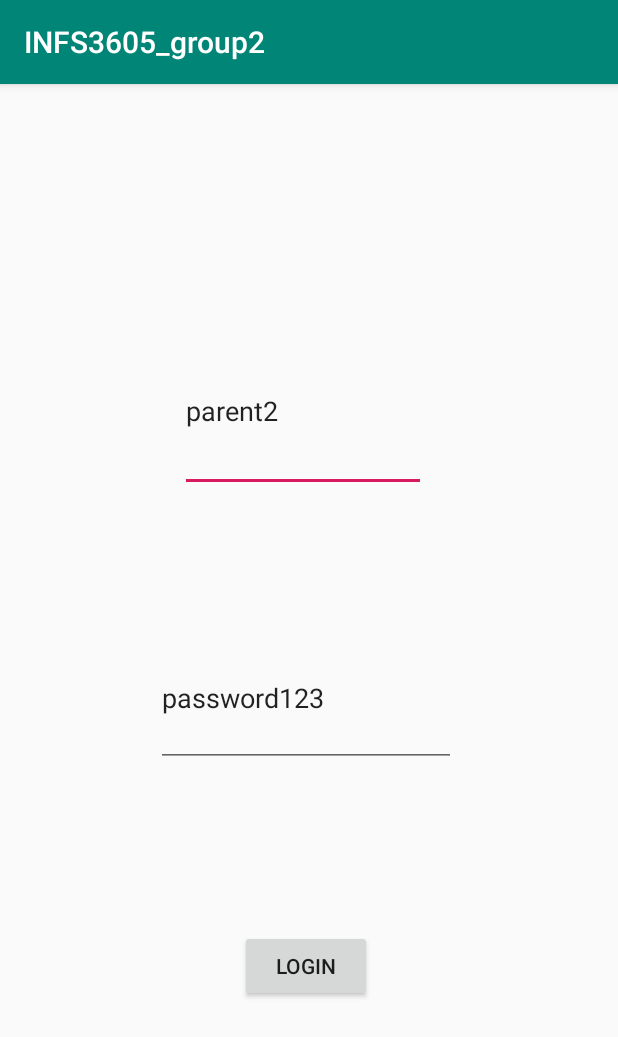
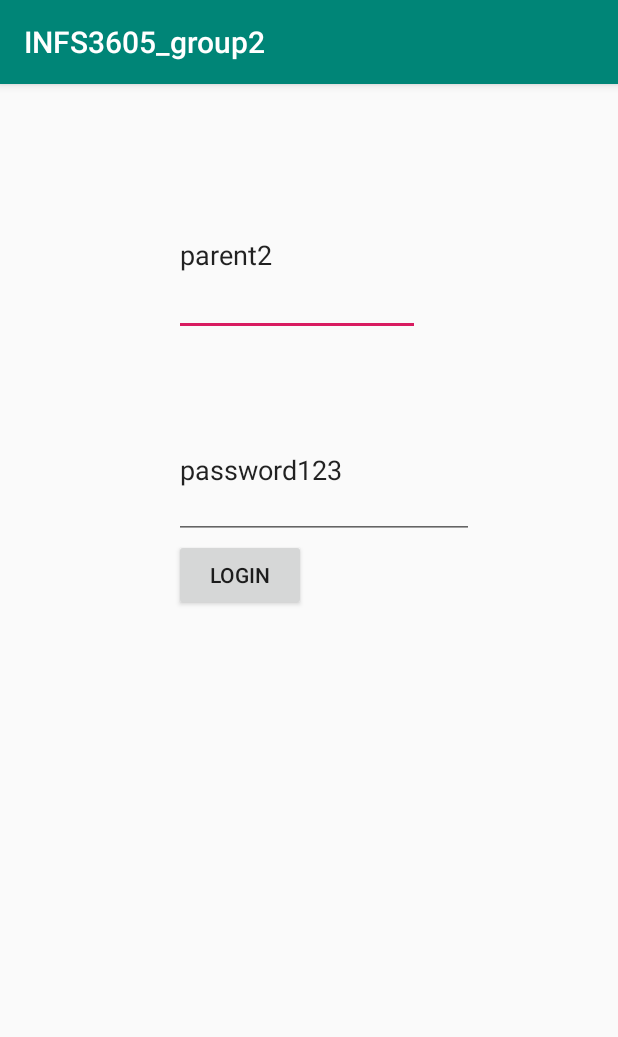
Before and after one commit to catlian/INFS3605_group2, an Android app: the LoginActivity1 screen opened directly, with no data from a screen before it, on a phone screen of 412 x 824 dp. Shown: the top 1037 px of the screen. Run offline under Robolectric (Android 15) with nearby library versions, the phone set to English and light mode, and no system bars; our stand-ins replace Firebase (no records; nobody signed in at launch, a user with empty details on screens opened directly).

Commit message:
fixed fragment swapping bug, memory leak error, slight layout adjustment

```diff
--- a/app/src/main/java/com/example/infs3605_group2/Fragments/ChildLanding.java
+++ b/app/src/main/java/com/example/infs3605_group2/Fragments/ChildLanding.java
@@ -12,6 +12,7 @@ import android.view.ViewGroup;
 import android.widget.TextView;
 import android.widget.Toast;
 
+import com.example.infs3605_group2.Activities.LoginActivity1;
 import com.example.infs3605_group2.R;
 import com.google.firebase.database.DataSnapshot;
 import com.google.firebase.database.DatabaseError;
@@ -50,8 +51,8 @@ public class ChildLanding extends Fragment {
         txtBalance = view.findViewById(R.id.txtBalance);
 
         FirebaseDatabase database = FirebaseDatabase.getInstance();
-        childBalanceRef = database.getReference("/userInfo/username2/balance");
-        //will need to code dynamic path with username val
+        childBalanceRef = database.getReference().child("userInfo").child(LoginActivity1.currentUser.getUsername()).child("balance");
+
 
         // Read from the database
         childBalanceRef.addValueEventListener(new ValueEventListener() {
--- a/app/src/main/res/layout/activity_login1.xml
+++ b/app/src/main/res/layout/activity_login1.xml
@@ -10,8 +10,8 @@
         android:id="@+id/username_text"
         android:layout_width="164dp"
         android:layout_height="108dp"
-        android:layout_marginStart="120dp"
-        android:layout_marginTop="164dp"
+        android:layout_marginStart="116dp"
+        android:layout_marginTop="60dp"
         android:text="parent2"
         app:layout_constraintStart_toStartOf="parent"
         app:layout_constraintTop_toTopOf="parent" />
@@ -20,8 +20,8 @@
         android:id="@+id/password_text"
         android:layout_width="200dp"
         android:layout_height="91dp"
-        android:layout_marginStart="104dp"
-        android:layout_marginTop="364dp"
+        android:layout_marginStart="116dp"
+        android:layout_marginTop="212dp"
         android:text="password123"
         app:layout_constraintStart_toStartOf="parent"
         app:layout_constraintTop_toTopOf="parent" />
@@ -30,9 +30,8 @@
         android:id="@+id/button_login"
         android:layout_width="wrap_content"
         android:layout_height="wrap_content"
-        android:layout_marginBottom="156dp"
-        android:layout_marginStart="160dp"
+        android:layout_marginStart="116dp"
         android:text="Login"
-        app:layout_constraintBottom_toBottomOf="parent"
-        app:layout_constraintStart_toStartOf="parent" />
+        app:layout_constraintStart_toStartOf="parent"
+        app:layout_constraintTop_toBottomOf="@+id/password_text" />
 </androidx.constraintlayout.widget.ConstraintLayout>
--- a/app/src/main/res/layout/fragment_child_log.xml
+++ b/app/src/main/res/layout/fragment_child_log.xml
@@ -8,7 +8,8 @@
     <TableLayout
         android:id="@+id/tableLayout"
         android:layout_width="match_parent"
-        android:layout_height="wrap_content">
+        android:layout_height="wrap_content"
+        android:isScrollContainer="true">
 
         <TableRow
             android:id="@+id/tableHeader"
```
Also changed, not shown: app/src/main/java/com/example/infs3605_group2/Activities/ChildActivity.java (+13 -4 lines), app/src/main/java/com/example/infs3605_group2/Activities/ParentActivity.java (+15 -7 lines), app/src/main/java/com/example/infs3605_group2/FragmentSwapper.java (deleted, +0 -29 lines), app/src/main/java/com/example/infs3605_group2/Fragments/ChildLog.java (+11 -5 lines), app/src/main/java/com/example/infs3605_group2/Fragments/ParentLog.java (+16 -8 lines).
